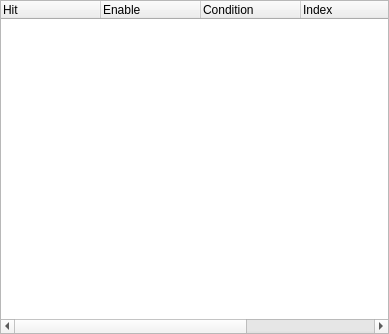
Before: the Qt Designer form v2/branches/dev/plugins/debugger/GNUDebugger2/src/addon/gdbBreakpoint/ui/UIGdbBreakpoint.ui in testmana2/mks, drawn with Qt 5.
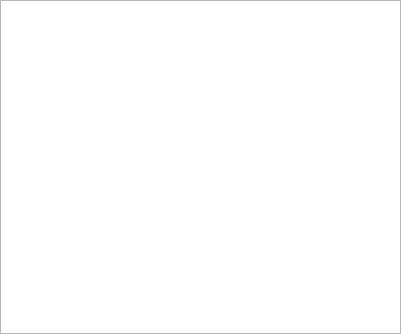
After: the same form once the commit is applied.

Commit message:
New editor for manage gdbparsing.txt (using delegate for change status) New editor for view Breakpoints (using delegate for configure this)
Add new icon in my tabBar

Patch:
```diff
--- a/v2/branches/dev/plugins/debugger/GNUDebugger2/src/addon/gdbBreakpoint/ui/UIGdbBreakpoint.ui
+++ b/v2/branches/dev/plugins/debugger/GNUDebugger2/src/addon/gdbBreakpoint/ui/UIGdbBreakpoint.ui
@@ -5,7 +5,7 @@
    <rect>
     <x>0</x>
     <y>0</y>
-    <width>389</width>
+    <width>401</width>
     <height>334</height>
    </rect>
   </property>
@@ -17,44 +17,7 @@
     <number>0</number>
    </property>
    <item row="0" column="0" >
-    <widget class="QTreeWidget" name="treeWidget" >
-     <property name="autoFillBackground" >
-      <bool>true</bool>
-     </property>
-     <property name="alternatingRowColors" >
-      <bool>true</bool>
-     </property>
-     <column>
-      <property name="text" >
-       <string>Hit</string>
-      </property>
-     </column>
-     <column>
-      <property name="text" >
-       <string>Enable</string>
-      </property>
-     </column>
-     <column>
-      <property name="text" >
-       <string>Condition</string>
-      </property>
-     </column>
-     <column>
-      <property name="text" >
-       <string>Index</string>
-      </property>
-     </column>
-     <column>
-      <property name="text" >
-       <string>Line</string>
-      </property>
-     </column>
-     <column>
-      <property name="text" >
-       <string>File</string>
-      </property>
-     </column>
-    </widget>
+    <widget class="QTreeView" name="treeView" />
    </item>
   </layout>
  </widget>
```
The commit also changes 21 other files.
